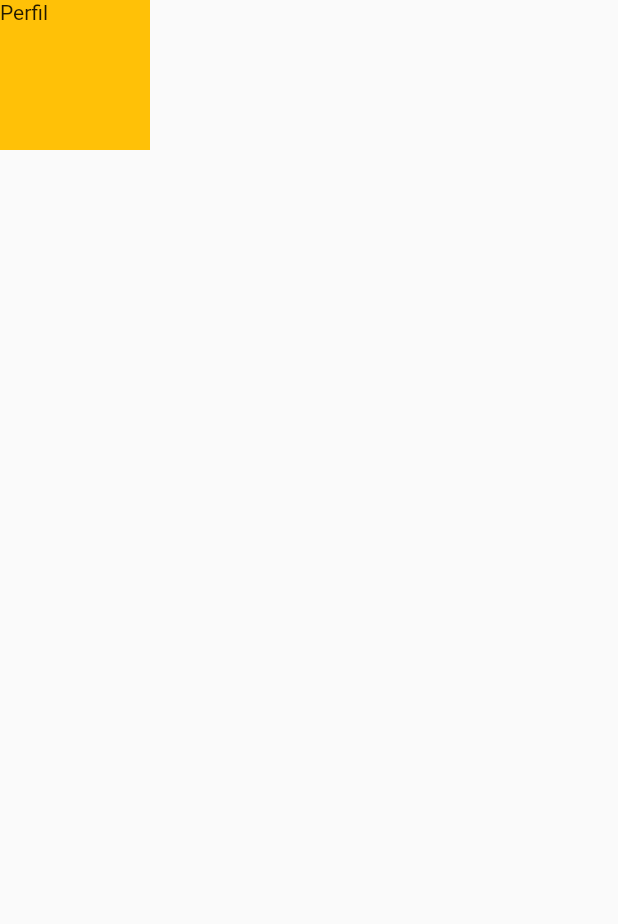
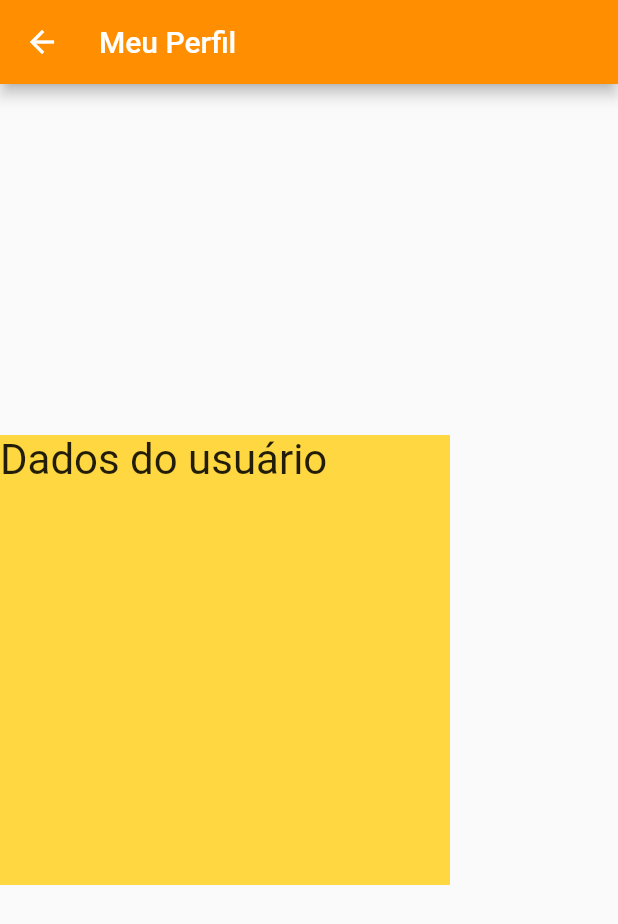
Before and after one commit to rafael-ventura/cumes-brasil, a Flutter app: the PerfilView screen opened directly, on a phone screen of 412 x 824 dp. Shown: the top 924 px of the screen. Run offline on Flutter 3.47's test engine with Material 2 defaults, Android fonts, the phone set to English and light mode, and no system bars; missing offline and left inert: app_escalada; network calls fail.

Commit message:
+ pagina de perfil - incompleta

```diff
--- a/frontend/lib/views/PerfilView.dart
+++ b/frontend/lib/views/PerfilView.dart
@@ -4,12 +4,30 @@ class PerfilView extends StatelessWidget {
   @override
   Widget build(BuildContext context) {
     return Scaffold(
-      body: Container(
-        width: 100,
-        height: 100,
-        color: Colors.amber,
-        child: Text('Perfil'),
-      ),
-    );
+        appBar: AppBar(
+          titleSpacing: 10,
+          backgroundColor: Colors.amber[800],
+          title: Text(
+            'Meu Perfil',
+            selectionColor: Colors.green,
+          ),
+        ),
+        body: Container(
+          child: Column(
+            mainAxisAlignment: MainAxisAlignment.center,
+            crossAxisAlignment: CrossAxisAlignment.end,
+            children: [
+              Container(
+                width: 300,
+                height: 300,
+                color: Colors.amberAccent,
+                child: Text(
+                  'Dados do usuário',
+                  style: TextStyle(fontSize: 28),
+                ),
+              )
+            ],
+          ),
+        ));
   }
 }
```
Also changed, not shown: frontend/lib/views/ConfigView.dart (+36 -0 lines).
